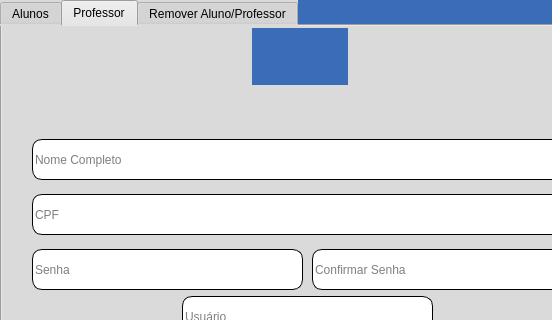
vitoradsp/academicsys, file cadastro-aluno-professores.ui: the form before one commit; both pictures show x 0 to 552 and y 0 to 320 of the 635 by 539 pixel window.
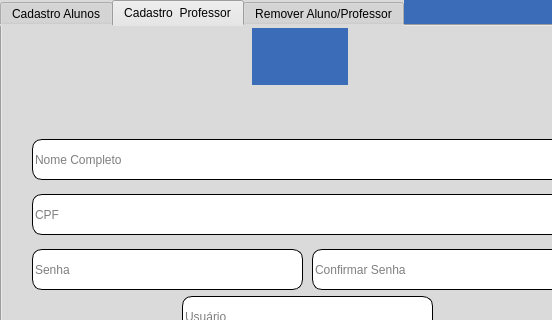
The form after the commit. The open tabs and pages were chosen to show the change. Icons and pictures are not drawn.

The edit to the form file:
```diff
--- a/cadastro-aluno-professores.ui
+++ b/cadastro-aluno-professores.ui
@@ -40,7 +40,7 @@
     </property>
     <widget class="QWidget" name="tab1">
      <attribute name="title">
-      <string>Alunos</string>
+      <string>Cadastro Alunos</string>
      </attribute>
      <widget class="QLineEdit" name="inputcsenhaaluno">
       <property name="geometry">
@@ -634,7 +634,7 @@
     </widget>
     <widget class="QWidget" name="tab2">
      <attribute name="title">
-      <string>Professor</string>
+      <string>Cadastro  Professor</string>
      </attribute>
      <widget class="QLineEdit" name="inputcpfprofessor">
       <property name="geometry">
```
Left out of the diff: 2 changed lines with no effect on the pictures.
